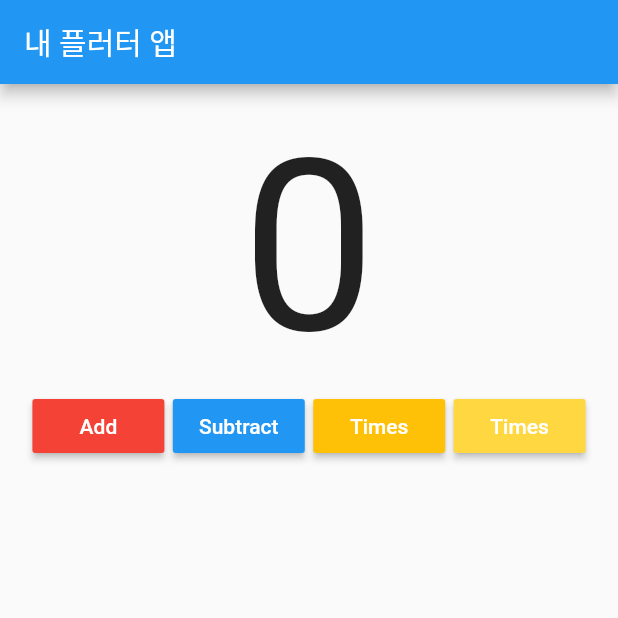
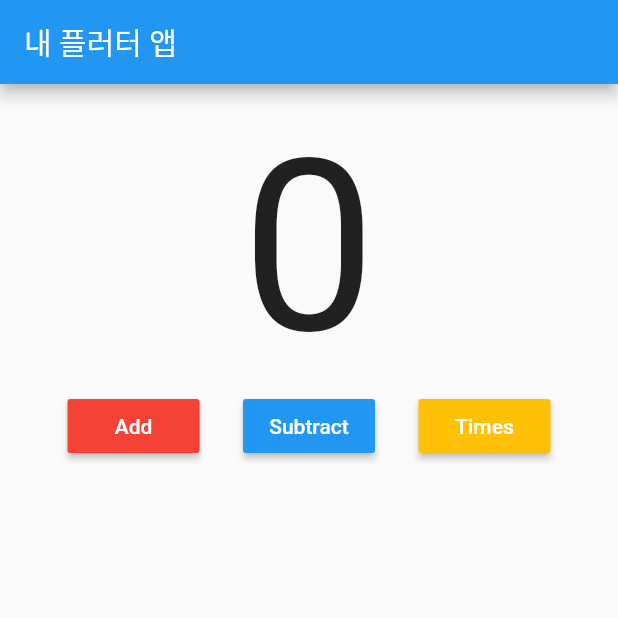
Before and after one commit to rationality6/flutter_prac, a Flutter app: the screen it shows after launch, on a phone screen of 412 x 824 dp, the top half of it. Run offline on Flutter 3.47's test engine with Material 2 defaults, Android fonts, the light colour scheme and no system bars.

Commit message:
flutter app basics

```diff
--- a/myapp/lib/main.dart
+++ b/myapp/lib/main.dart
@@ -2,6 +2,15 @@ import 'package:flutter/material.dart';
 
 void main() {
   runApp(new MyApp());
+}
+
+class _RandomWordsState extends State<RandomWords> {
+  final _suggestions = <WordPair>[];
+  final _biggerFont = TextStyle(fontSize: 18.0);
+}
+
+Widget _buildSuggestions(){
+
 }
 
 class MyApp extends StatefulWidget {
@@ -83,20 +92,9 @@ class _MyAppState extends State<MyApp> {
                       color: Colors.amber,
                       onPressed: () {
                         timesCounter();
-                      }
-                  ),
-                  RaisedButton(
-                      child: Text(
-                        "Times",
-                        style: TextStyle(color: Colors.white),
-                      ),
-                      color: Colors.amberAccent,
-                      onPressed: () {
-                        timesCounter();
-                      }
-                  ),
+                      }),
                 ],
-              )
+              ),
             ],
           ),
         ),
```
